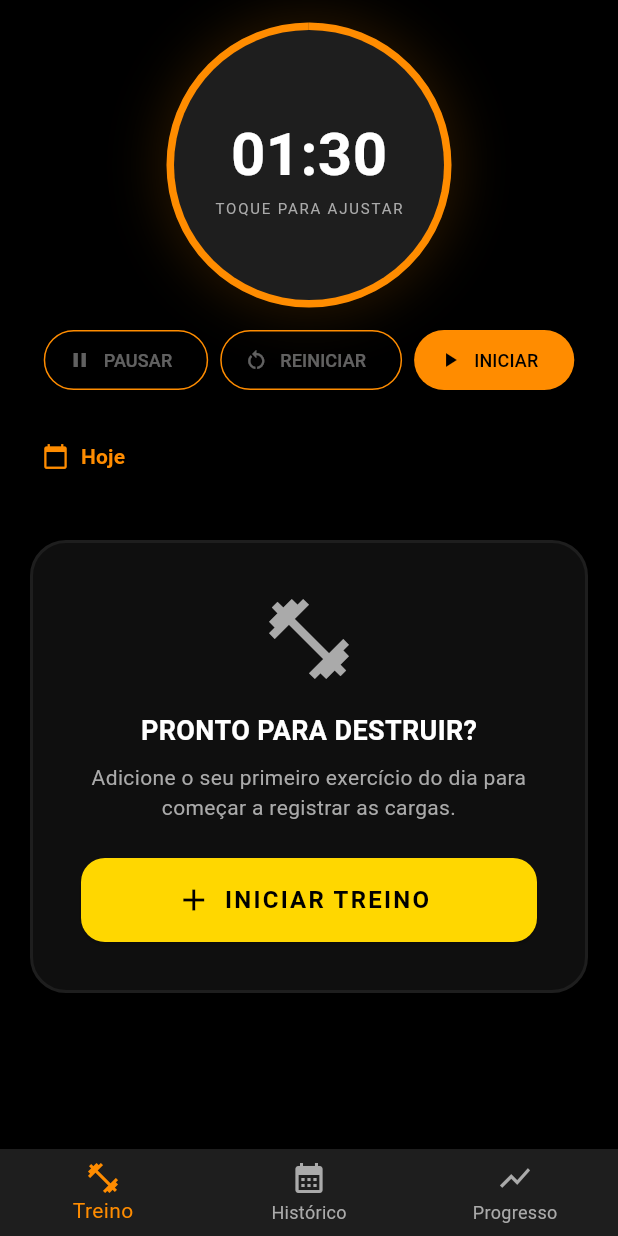
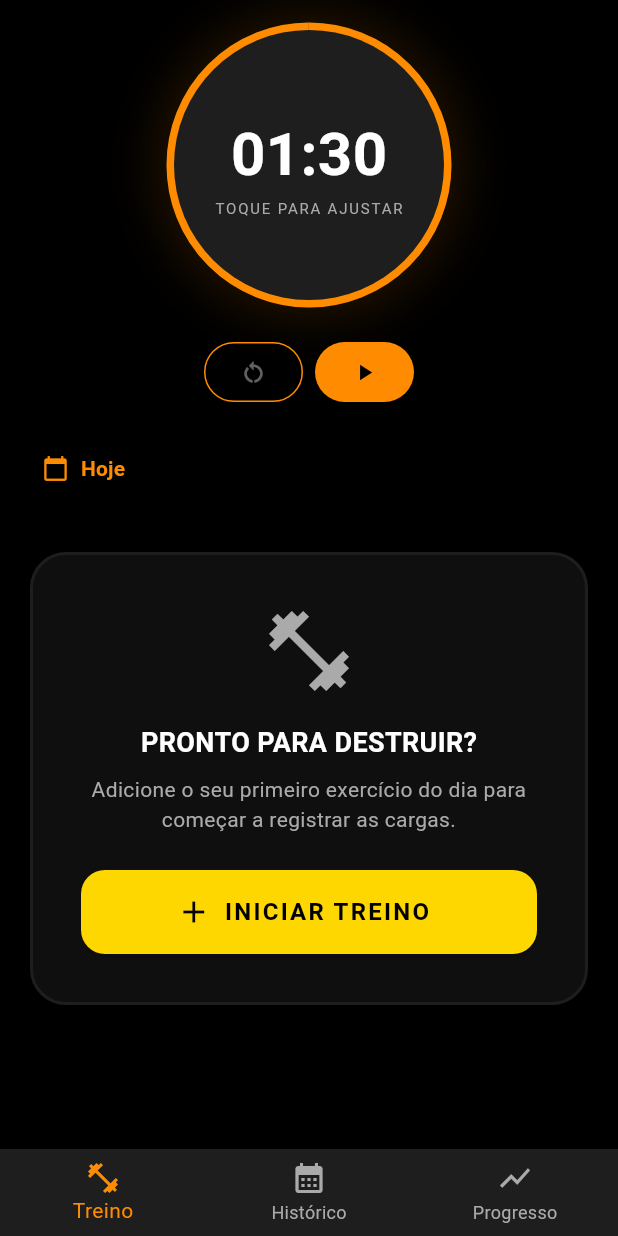
Before and after one commit to Luan-Diniz02/Gym_Saiyajin, a Flutter app: the screen it shows after launch, on a phone screen of 412 x 824 dp. Run offline on Flutter 3.47's test engine with Material 3 defaults, Android fonts, the phone set to English and light mode, and no system bars; our stand-ins replace fl_chart, flutter_local_notifications, shared_preferences, sqflite, timezone, vibration; accounts and stored records are empty.

Commit message:
style: refatoracao minimalista dos controles do cronometro
- Reducao de 3 para 2 botoes com remocao de textos (apenas icones).
- Unificacao das acoes de Iniciar/Continuar e Pausar em um unico botao dinamico.
- Ajuste de proporcoes e espacamento para melhorar a hierarquia visual da tela de Treino.

```diff
--- a/lib/widgets/cronometro_widget.dart
+++ b/lib/widgets/cronometro_widget.dart
@@ -26,7 +26,9 @@ class CronometroWidget extends StatelessWidget {
 
   @override
   Widget build(BuildContext context) {
-    final double progresso = tempoDescansoPadrao > 0 ? (tempoAtual / tempoDescansoPadrao).clamp(0.0, 1.0) : 0.0;
+    final double progresso = tempoDescansoPadrao > 0
+        ? (tempoAtual / tempoDescansoPadrao).clamp(0.0, 1.0)
+        : 0.0;
 
     return Column(
       children: [
@@ -52,7 +54,11 @@ class CronometroWidget extends StatelessWidget {
                   shape: BoxShape.circle,
                   color: AppColors.surface,
                   boxShadow: [
-                    BoxShadow(color: AppColors.primary.withValues(alpha: 0.15), blurRadius: 30, spreadRadius: 10),
+                    BoxShadow(
+                      color: AppColors.primary.withValues(alpha: 0.15),
+                      blurRadius: 30,
+                      spreadRadius: 10,
+                    ),
                   ],
                 ),
                 child: Column(
@@ -63,12 +69,18 @@ class CronometroWidget extends StatelessWidget {
                       style: TextStyle(
                         fontSize: 40,
                         fontWeight: FontWeight.bold,
-                        color: isTimerRodando ? AppColors.accent : AppColors.textLight,
+                        color: isTimerRodando
+                            ? AppColors.accent
+                            : AppColors.textLight,
                       ),
                     ),
                     const Text(
                       'TOQUE PARA AJUSTAR',
-                      style: TextStyle(fontSize: 10, color: AppColors.textDimmed, letterSpacing: 1.2),
+                      style: TextStyle(
+                        fontSize: 10,
+                        color: AppColors.textDimmed,
+                        letterSpacing: 1.2,
+                      ),
                     ),
                   ],
                 ),
@@ -76,36 +88,27 @@ class CronometroWidget extends StatelessWidget {
             ],
           ),
         ),
-        const SizedBox(height: 16),
+        const SizedBox(height: 24),
         Wrap(
           alignment: WrapAlignment.center,
           spacing: 8,
           runSpacing: 8,
           children: [
-            OutlinedButton.icon(
-              onPressed: isTimerRodando ? onPausar : null,
-              icon: const Icon(Icons.pause, size: 16),
-              label: const Text('PAUSAR', style: TextStyle(fontSize: 12)),
+            OutlinedButton(
+              onPressed: tempoAtual != tempoDescansoPadrao || isTimerRodando
+                  ? onReiniciar
+                  : null,
+              child: const Icon(Icons.restart_alt, size: 18),
               style: OutlinedButton.styleFrom(
                 foregroundColor: AppColors.primary,
                 side: const BorderSide(color: AppColors.primary),
               ),
             ),
-            OutlinedButton.icon(
-              onPressed: tempoAtual != tempoDescansoPadrao || isTimerRodando ? onReiniciar : null,
-              icon: const Icon(Icons.restart_alt, size: 16),
-              label: const Text('REINICIAR', style: TextStyle(fontSize: 12)),
-              style: OutlinedButton.styleFrom(
-                foregroundColor: AppColors.primary,
-                side: const BorderSide(color: AppColors.primary),
-              ),
-            ),
-            ElevatedButton.icon(
-              onPressed: !isTimerRodando ? onIniciarOuContinuar : null,
-              icon: const Icon(Icons.play_arrow, size: 16),
-              label: Text(
-                tempoAtual == tempoDescansoPadrao ? 'INICIAR' : 'CONTINUAR',
-                style: const TextStyle(fontSize: 12),
+            ElevatedButton(
+              onPressed: isTimerRodando ? onPausar : onIniciarOuContinuar,
+              child: Icon(
+                isTimerRodando ? Icons.pause : Icons.play_arrow,
+                size: 18,
               ),
               style: ElevatedButton.styleFrom(
                 backgroundColor: AppColors.primary,
```
